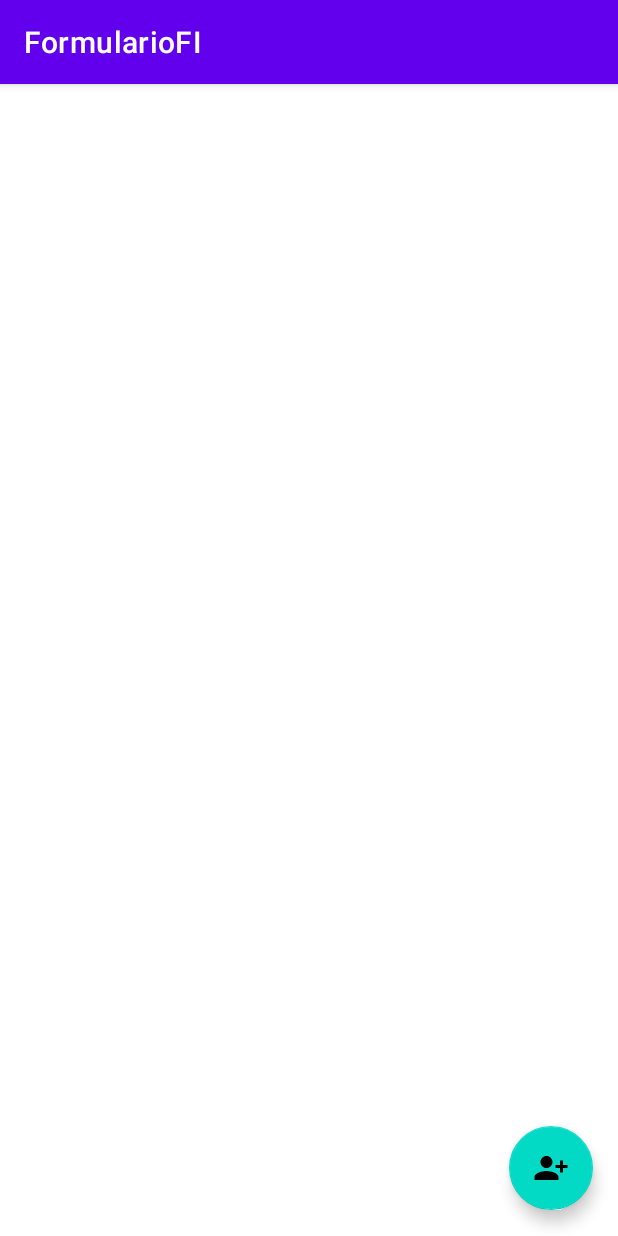
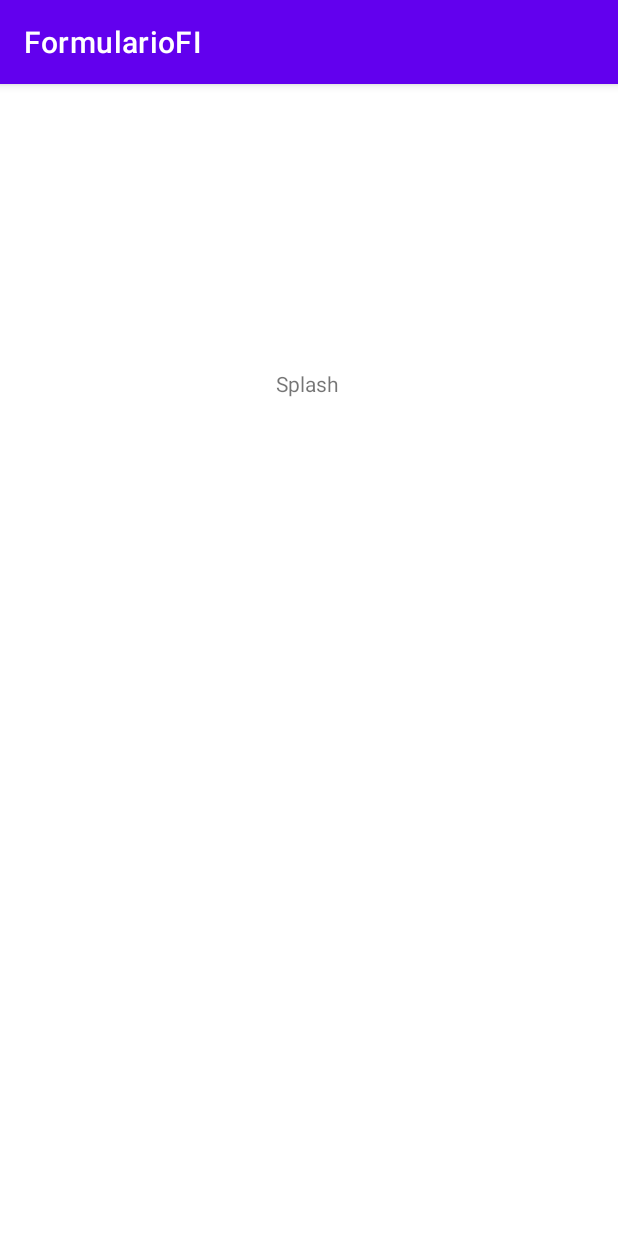
Before and after one commit to AbrahamRH/FormularioFI_CM, an Android app: the screen it shows after launch (MainActivity before the commit, splash after it), on a phone screen of 412 x 824 dp. Run offline under Robolectric (Android 15) with nearby library versions, the phone set to English and light mode, and no system bars.

Commit message:
Adding the splash in the app

```diff
--- a/app/src/main/AndroidManifest.xml
+++ b/app/src/main/AndroidManifest.xml
@@ -12,7 +12,10 @@
         android:theme="@style/Theme.FormularioFI"
         tools:targetApi="31">
         <activity
-            android:name=".MainActivity"
+            android:name=".form"
+            android:exported="false" />
+        <activity
+            android:name=".splash"
             android:exported="true">
             <intent-filter>
                 <action android:name="android.intent.action.MAIN" />
@@ -20,6 +23,9 @@
                 <category android:name="android.intent.category.LAUNCHER" />
             </intent-filter>
         </activity>
+        <activity
+            android:name=".MainActivity"
+            android:exported="false"></activity>
     </application>
 
 </manifest>
--- a/app/src/main/java/com/example/formulariofi/MainActivity.kt
+++ b/app/src/main/java/com/example/formulariofi/MainActivity.kt
@@ -4,16 +4,20 @@
 import android.os.Bundle
 import android.view.View
 import android.widget.Button
+import com.example.formulariofi.databinding.ActivityMainBinding
 
 class MainActivity : AppCompatActivity() {
 
-    private lateinit var binding : MainActivity
+    private lateinit var binding : ActivityMainBinding
+
     override fun onCreate(savedInstanceState: Bundle?) {
         super.onCreate(savedInstanceState)
-        setContentView(R.layout.activity_main)
+        binding = ActivityMainBinding.inflate(layoutInflater)
+        setContentView(binding.root)
     }
 
     var btnNewProfile = findViewById<Button>(R.id.btnNewProfile)
+
     fun newProfile(view: View) {
 
     }
--- /dev/null
+++ b/app/src/main/java/com/example/formulariofi/splash.kt
@@ -0,0 +1,27 @@
+package com.example.formulariofi
+
+import android.content.Intent
+import androidx.appcompat.app.AppCompatActivity
+import android.os.Bundle
+import com.example.formulariofi.databinding.ActivitySplashBinding
+import kotlin.concurrent.thread
+
+class splash : AppCompatActivity() {
+
+    private lateinit var binding: ActivitySplashBinding
+
+    override fun onCreate(savedInstanceState: Bundle?) {
+        super.onCreate(savedInstanceState)
+        binding = ActivitySplashBinding.inflate(layoutInflater)
+        setContentView(binding.root)
+        thread {
+            Thread.sleep(3000)
+            val intent = Intent(this, MainActivity::class.java)
+            startActivity(intent)
+            finish()
+        }
+    }
+
+
+
+}
--- /dev/null
+++ b/app/src/main/res/layout/activity_splash.xml
@@ -0,0 +1,20 @@
+<?xml version="1.0" encoding="utf-8"?>
+<androidx.constraintlayout.widget.ConstraintLayout xmlns:android="http://schemas.android.com/apk/res/android"
+    xmlns:app="http://schemas.android.com/apk/res-auto"
+    xmlns:tools="http://schemas.android.com/tools"
+    android:layout_width="match_parent"
+    android:layout_height="match_parent"
+    tools:context=".splash">
+
+    <TextView
+        android:id="@+id/textView"
+        android:layout_width="wrap_content"
+        android:layout_height="wrap_content"
+        android:text="@string/splash"
+        app:layout_constraintBottom_toBottomOf="parent"
+        app:layout_constraintEnd_toEndOf="parent"
+        app:layout_constraintHorizontal_bias="0.498"
+        app:layout_constraintStart_toStartOf="parent"
+        app:layout_constraintTop_toTopOf="parent"
+        app:layout_constraintVertical_bias="0.254" />
+</androidx.constraintlayout.widget.ConstraintLayout>
--- a/app/src/main/res/values/strings.xml
+++ b/app/src/main/res/values/strings.xml
@@ -1,3 +1,4 @@
 <resources>
     <string name="app_name">FormularioFI</string>
+    <string name="splash">Splash</string>
 </resources>
```
